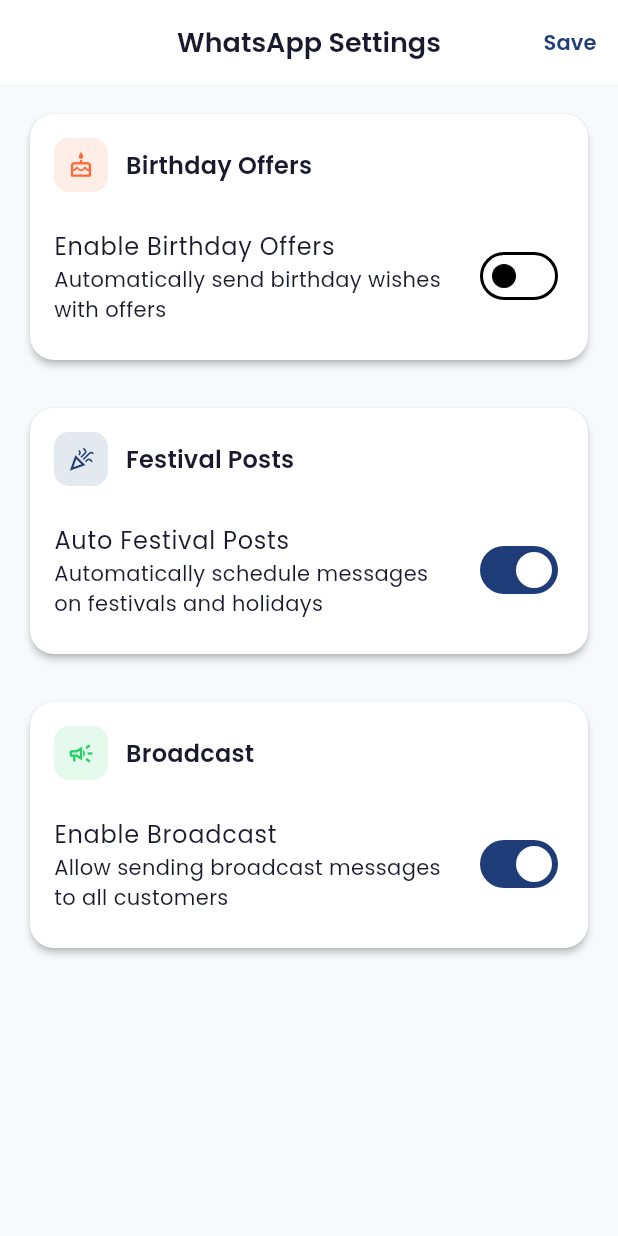
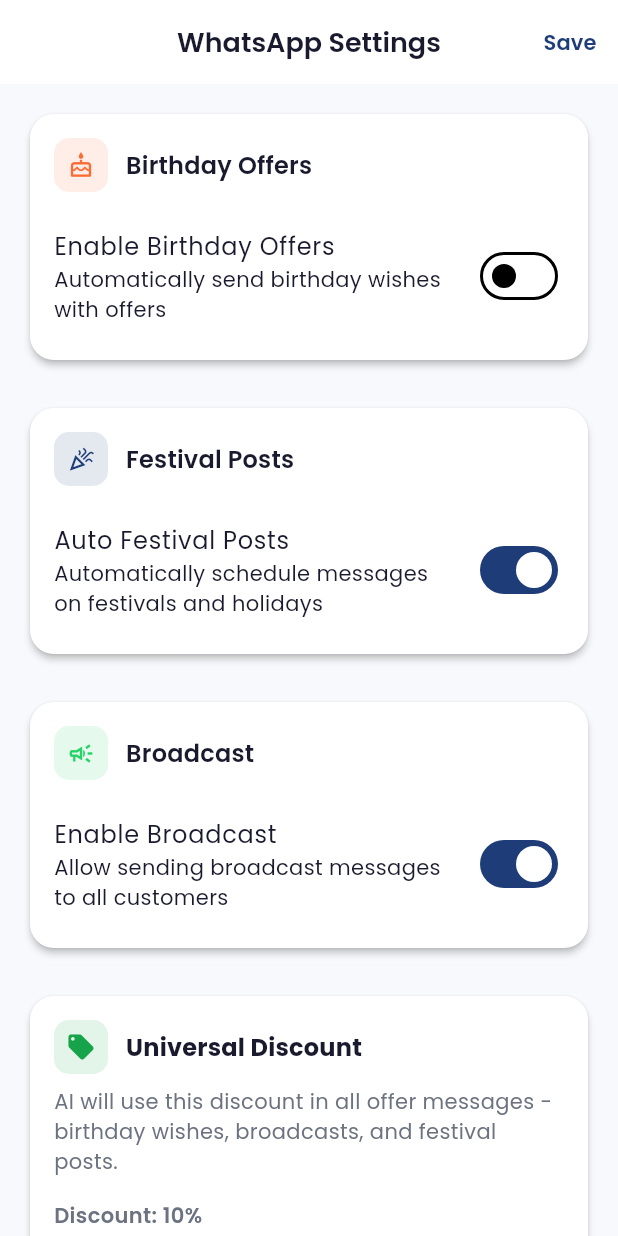
Before and after one commit to optimus-prime-01/promoto-app, a Flutter app: the WhatsappSettingsScreen screen opened by its route, after a tap on "Enable Birthday Offers", on a phone screen of 412 x 824 dp. Run offline on Flutter 3.47's test engine with Material 3 defaults, Android fonts, the phone set to English and light mode, and no system bars; our stand-ins replace cached_network_image, connectivity_plus, dio, firebase_auth, firebase_core, flutter_riverpod and 9 more; missing offline and left inert: razorpay_flutter; accounts and stored records are empty.

Commit message:
fix: show only birthday wishes in WhatsApp scheduler and add universal discount button in settings

```diff
--- a/lib/screens/whatsapp_scheduler/whatsapp_scheduler_screen.dart
+++ b/lib/screens/whatsapp_scheduler/whatsapp_scheduler_screen.dart
@@ -64,7 +64,7 @@ class _WhatsappSchedulerScreenState
                     _buildQuickActions(context),
                     const SizedBox(height: 24),
                     Text(
-                      'Upcoming Messages',
+                      'Upcoming Birthday Wishes',
                       style: Theme.of(context).textTheme.titleLarge,
                     ),
                     const SizedBox(height: 12),
@@ -108,10 +108,10 @@ class _WhatsappSchedulerScreenState
 
   Widget _buildMessagesList(BuildContext context, WhatsappState state) {
     final scheduledMessages = state.messages
-        .where((m) => m.status == 'scheduled')
+        .where((m) => m.status == 'scheduled' && m.type == 'birthday')
         .toList();
 
-    if (scheduledMessages.isEmpty && state.messages.isEmpty) {
+    if (scheduledMessages.isEmpty) {
       return Card(
         child: Padding(
           padding: const EdgeInsets.all(24),
@@ -125,12 +125,12 @@ class _WhatsappSchedulerScreenState
                 ),
                 const SizedBox(height: 12),
                 Text(
-                  'No messages yet',
+                  'No upcoming birthday wishes',
                   style: Theme.of(context).textTheme.titleMedium,
                 ),
                 const SizedBox(height: 4),
                 Text(
-                  'Schedule a broadcast or offer message to get started.',
+                  'Birthday wishes will appear here when customers have upcoming birthdays.',
                   textAlign: TextAlign.center,
                   style: Theme.of(context).textTheme.bodyMedium,
                 ),
@@ -144,9 +144,9 @@ class _WhatsappSchedulerScreenState
     return ListView.builder(
       shrinkWrap: true,
       physics: const NeverScrollableScrollPhysics(),
-      itemCount: state.messages.length,
+      itemCount: scheduledMessages.length,
       itemBuilder: (context, index) {
-        final message = state.messages[index];
+        final message = scheduledMessages[index];
         return _MessageCard(
           message: message,
           onCancel: message.status == 'scheduled'
--- a/lib/screens/whatsapp_settings/whatsapp_settings_screen.dart
+++ b/lib/screens/whatsapp_settings/whatsapp_settings_screen.dart
@@ -21,6 +21,7 @@ class _WhatsappSettingsScreenState
       'Happy Birthday! Enjoy {percent}% off on your next visit at {business_name}';
   bool _festivalAutoPost = true;
   bool _broadcastEnabled = true;
+  double _discountPercent = 10;
   bool _isInitialized = false;
 
   @override
@@ -95,6 +96,8 @@ class _WhatsappSettingsScreenState
                   _buildFestivalSection(context),
                   const SizedBox(height: 24),
                   _buildBroadcastSection(context),
+                  const SizedBox(height: 24),
+                  _buildUniversalDiscountSection(context),
                 ],
               ),
             ),
@@ -282,4 +285,88 @@ class _WhatsappSettingsScreenState
       ),
     );
   }
+
+  Widget _buildUniversalDiscountSection(BuildContext context) {
+    return Card(
+      child: Padding(
+        padding: const EdgeInsets.all(16),
+        child: Column(
+          crossAxisAlignment: CrossAxisAlignment.start,
+          children: [
+            Row(
+              children: [
+                Container(
+                  width: 36,
+                  height: 36,
+                  decoration: BoxDecoration(
+                    color: AppColors.success.withValues(alpha: 0.12),
+                    borderRadius: BorderRadius.circular(10),
+                  ),
+                  child: const Icon(
+                    Icons.local_offer,
+                    color: AppColors.success,
+                    size: 20,
+                  ),
+                ),
+                const SizedBox(width: 12),
+                Text(
+                  'Universal Discount',
+                  style: Theme.of(context).textTheme.titleMedium?.copyWith(
+                        fontWeight: FontWeight.w700,
+                      ),
+                ),
+              ],
+            ),
+            const SizedBox(height: 8),
+            Text(
+              'AI will use this discount in all offer messages - birthday wishes, broadcasts, and festival posts.',
+              style: Theme.of(context).textTheme.bodyMedium,
+            ),
+            const SizedBox(height: 16),
+            Text(
+              'Discount: ${_discountPercent.toInt()}%',
+              style: Theme.of(context).textTheme.bodyMedium?.copyWith(
+                    fontWeight: FontWeight.w600,
+                  ),
+            ),
+            Slider(
+              value: _discountPercent,
+              min: 5,
+              max: 50,
+              divisions: 9,
+              activeColor: AppColors.success,
+              label: '${_discountPercent.toInt()}%',
+              onChanged: (val) {
+                setState(() => _discountPercent = val);
+              },
+            ),
+            SizedBox(
+              width: double.infinity,
+              child: ElevatedButton.icon(
+                onPressed: () {
+                  // Save discount to settings
+                  ref.read(whatsappProvider.notifier).updateSettings({
+                    'birthdayOfferPercent': _discountPercent.toInt(),
+                  });
+                  ScaffoldMessenger.of(context).showSnackBar(
+                    SnackBar(
+                      content: Text(
+                        'Discount set to ${_discountPercent.toInt()}% for all messages',
+                      ),
+                      backgroundColor: AppColors.success,
+                    ),
+                  );
+                },
+                icon: const Icon(Icons.check, size: 18),
+                label: const Text('Set Discount'),
+                style: ElevatedButton.styleFrom(
+                  backgroundColor: AppColors.success,
+                ),
+              ),
+            ),
+          ],
+        ),
+      ),
+    );
+  }
 }
```
